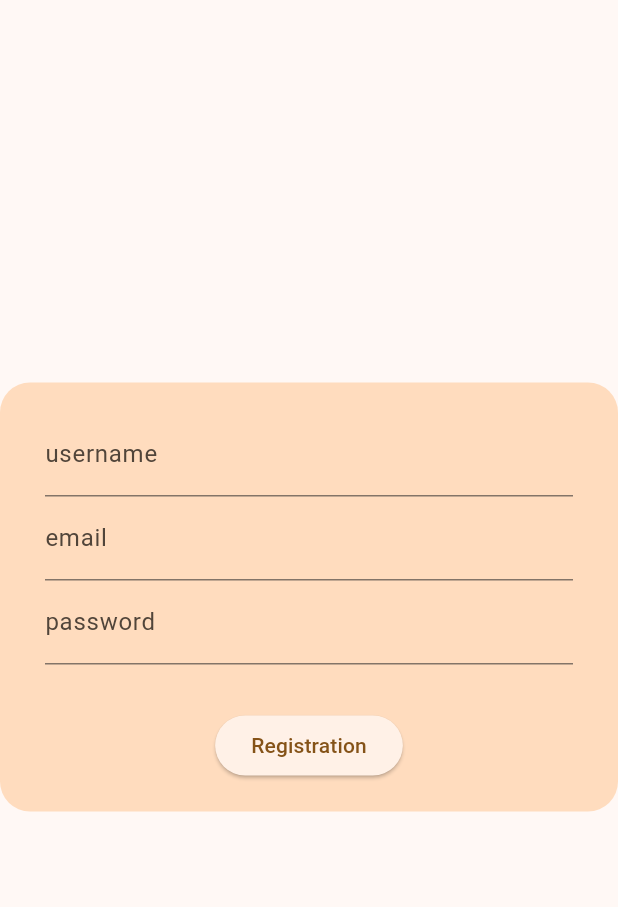
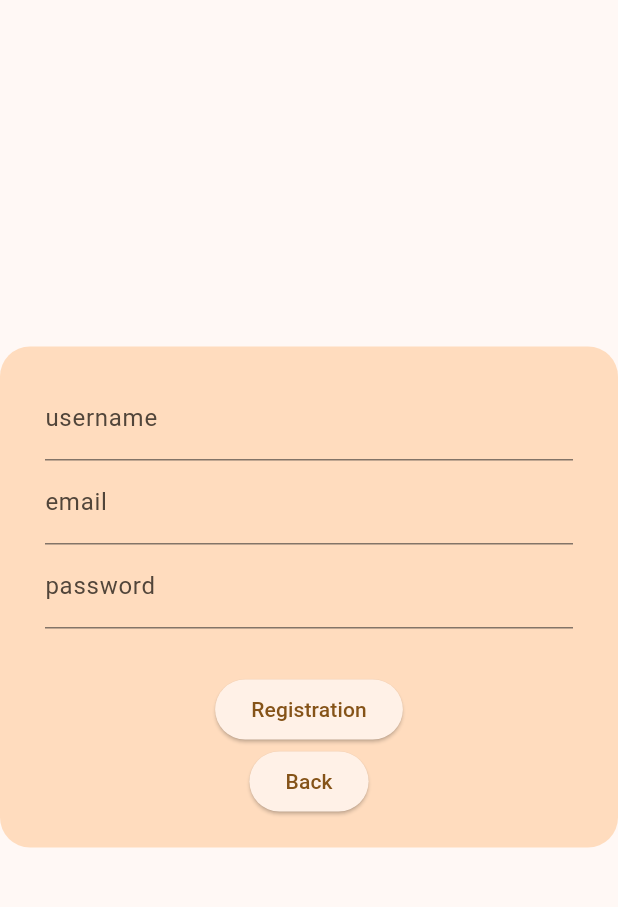
Before and after one commit to NAD777/leetforces, a Flutter app: the screen it shows after launch, after a tap on "Login", after a tap on "Register", on a phone screen of 412 x 824 dp, the part 63-970 px from its top. Run offline on Flutter 3.47's test engine with Material 2 defaults, Android fonts, the phone set to English and light mode, and no system bars; our stand-ins replace easy_dynamic_theme, equatable, file_picker, flutter_bloc, flutter_markdown, go_router and 2 more; accounts and stored records are empty; network calls fail.

Commit message:
fix registration_page.dart

```diff
--- a/frontend/lib/pages/registration_page.dart
+++ b/frontend/lib/pages/registration_page.dart
@@ -24,6 +24,7 @@ class _RegistrationPage extends State<StatefulWidget> {
       decoration: InputDecoration(
         labelText: name,
       ),
+      obscureText: name == 'password',
       textInputAction: TextInputAction.next,
       controller: controller,
       validator: validator,
@@ -110,6 +111,12 @@ class _RegistrationPage extends State<StatefulWidget> {
                       }),
                       const SizedBox(height: 30),
                       registrationButton(context),
+                      ElevatedButton(
+                        onPressed: () {
+                          context.go('/login');
+                        },
+                        child: const Text('Back'),
+                      ),
                     ],
                   ),
                 ),
```
Also changed, not shown: frontend/pubspec.lock.
